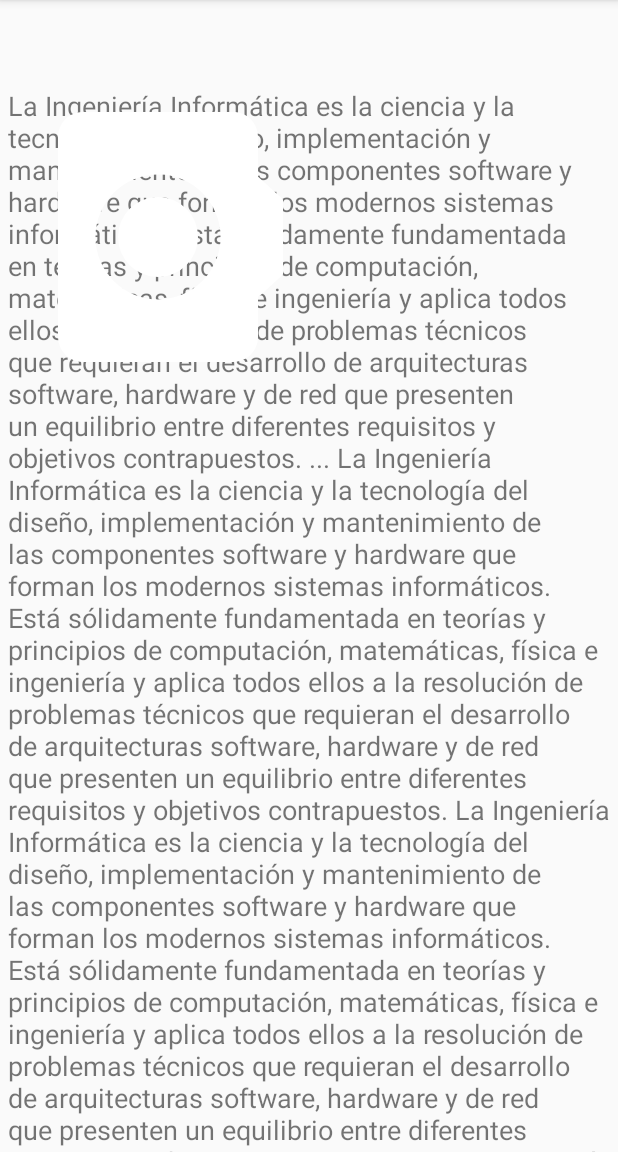
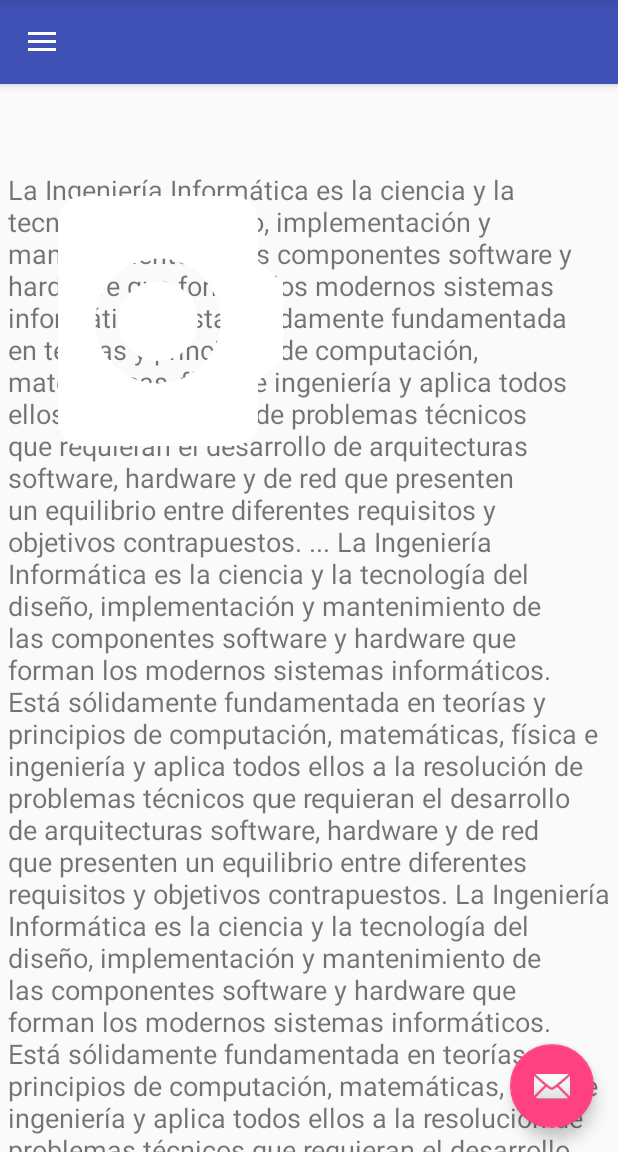
Before and after one commit to StefanoMazzuka/CIU_AR, an Android app: the screen it shows after launch (MainActivity), on a phone screen of 412 x 824 dp, the part 84-1236 px from its top. Run offline under Robolectric (Android 15) with nearby library versions, the phone set to English and light mode, and no system bars; libraries missing offline, so code that uses them is left out: org.tensorflow.contrib; 2 statements that could not run were skipped.

Commit message:
Aparece el menú. Sin embargo, hay otro layout que se superpone (que contiene ciu, la imagen de la camara y los 3 puntitos del minimenu ese)

```diff
--- a/app/build.gradle
+++ b/app/build.gradle
@@ -28,4 +28,6 @@ dependencies {
     implementation "org.tensorflow:tensorflow-android:$versions.tensorflow"
     implementation 'org.tensorflow:tensorflow-android:+'
     implementation 'com.android.support.constraint:constraint-layout:1.1.3'
+    implementation 'com.android.support:support-v4:28.0.0'
+    implementation 'com.android.support:design:27.1.1'
 }
--- a/app/src/main/java/com/ar/ciu/ciuar/MainActivity.kt
+++ b/app/src/main/java/com/ar/ciu/ciuar/MainActivity.kt
@@ -9,8 +9,13 @@ import android.os.Bundle
 import android.os.Environment
 import android.os.Handler
 import android.provider.MediaStore
+import android.support.design.widget.NavigationView
+import android.support.design.widget.Snackbar
 import android.support.v4.app.ActivityCompat
 import android.support.v4.content.ContextCompat
+import android.support.v4.view.GravityCompat
+import android.support.v4.widget.DrawerLayout
+import android.support.v7.app.ActionBarDrawerToggle
 import android.support.v7.app.AppCompatActivity
 import android.view.Menu
 import android.view.MenuItem
@@ -19,14 +24,16 @@ import com.ar.ciu.ciuar.classifier.tensorflow.ImageClassifierFactory
 import com.ar.ciu.ciuar.utils.getCroppedBitmap
 import com.ar.ciu.ciuar.utils.getUriFromFilePath
 import kotlinx.android.synthetic.main.activity_main.*
+import kotlinx.android.synthetic.main.content_main.*
 import java.io.File
 import android.text.SpannableString
+import kotlinx.android.synthetic.main.app_bar_main.*
 
 
 private const val REQUEST_PERMISSIONS = 1
 private const val REQUEST_TAKE_PICTURE = 2
 
-class MainActivity : AppCompatActivity() {
+class MainActivity : AppCompatActivity(), NavigationView.OnNavigationItemSelectedListener  {
 
     private val handler = Handler()
     private lateinit var classifier: Classifier
@@ -35,6 +42,19 @@ class MainActivity : AppCompatActivity() {
     override fun onCreate(savedInstanceState: Bundle?) {
         super.onCreate(savedInstanceState)
         setContentView(R.layout.activity_main)
+
+        fab.setOnClickListener { view ->
+            Snackbar.make(view, "Replace with your own action", Snackbar.LENGTH_LONG)
+                    .setAction("Action", null).show()
+        }
+
+        val toggle = ActionBarDrawerToggle(
+                this, drawer_layout, toolbar, R.string.navigation_drawer_open, R.string.navigation_drawer_close
+        )
+        drawer_layout.addDrawerListener(toggle)
+        toggle.syncState()
+
+        nav_view.setNavigationItemSelectedListener(this)
 
         checkPermissions()
     }
@@ -191,4 +211,42 @@ prate fun getColorFromResult(result: String): Int {
         resources.getColor(R.color.tulips)
     }
 }*/
+
+    //Menu
+
+    override fun onBackPressed() {
+        if (drawer_layout.isDrawerOpen(GravityCompat.START)) {
+            drawer_layout.closeDrawer(GravityCompat.START)
+        } else {
+            super.onBackPressed()
+        }
+    }
+
+    override fun onNavigationItemSelected(item: MenuItem): Boolean {
+        // Handle navigation view item clicks here.
+        when (item.itemId) {
+            R.id.nav_camera -> {
+                // Handle the camera action
+            }
+            R.id.nav_gallery -> {
+
+            }
+            R.id.nav_slideshow -> {
+
+            }
+            R.id.nav_manage -> {
+
+            }
+            R.id.nav_share -> {
+
+            }
+            R.id.nav_send -> {
+
+            }
+        }
+
+        drawer_layout.closeDrawer(GravityCompat.START)
+        return true
+    }
+
 }
--- a/app/src/main/res/layout/activity_main.xml
+++ b/app/src/main/res/layout/activity_main.xml
@@ -1,56 +1,28 @@
 <?xml version="1.0" encoding="utf-8"?>
-<android.support.v7.widget.LinearLayoutCompat
+<android.support.v4.widget.DrawerLayout
     xmlns:android="http://schemas.android.com/apk/res/android"
     xmlns:app="http://schemas.android.com/apk/res-auto"
     xmlns:tools="http://schemas.android.com/tools"
-    android:id="@+id/layoutContainer"
+    android:id="@+id/drawer_layout"
     android:layout_width="match_parent"
     android:layout_height="match_parent"
-    android:orientation="vertical"
-    tools:context="com.ar.ciu.ciuar.MainActivity">
+    android:fitsSystemWindows="true"
+    tools:openDrawer="start">
 
-    <ScrollView
+    <include
+        layout="@layout/app_bar_main"
         android:layout_width="match_parent"
-        android:layout_height="match_parent">
+        android:layout_height="match_parent"/>
 
-        <android.support.v7.widget.LinearLayoutCompat
-            android:layout_width="wrap_content"
-            android:layout_height="wrap_content"
-            android:orientation="vertical" >
+    <android.support.design.widget.NavigationView
+        android:id="@+id/nav_view"
+        android:layout_width="wrap_content"
+        android:layout_height="match_parent"
+        android:layout_gravity="start"
+        android:fitsSystemWindows="true"
+        app:headerLayout="@layout/nav_header_main"
+        app:menu="@menu/activity_main_drawer"/>
 
-            <TextView
-                android:id="@+id/textResult"
-                android:layout_width="match_parent"
-                android:layout_height="match_parent"
-                android:gravity="center"
-                android:paddingBottom="10dp"
-                android:paddingTop="10dp"
-                android:textSize="24sp"
-                android:textStyle="bold" />
 
-            <RelativeLayout
-                xmlns:android="http://schemas.android.com/apk/res/android"
-                android:layout_width="match_parent"
-                android:layout_height="wrap_content"
-                android:padding="5dp">
-                <TextView
-                    android:id="@+id/textInfo"
-                    android:text="@string/fdi"
-                    android:textSize="18.0sp"
-                    android:layout_width="match_parent"
-                    android:layout_height="wrap_content" />
 
-                <ImageView
-                    android:id="@+id/imagePhoto"
-                    android:layout_width="200dp"
-                    android:layout_height="200dp"
-                    android:rotation="90"
-                    android:contentDescription="@string/app_name"
-                    android:src="@drawable/ic_photo_camera_white_24dp" />
-            </RelativeLayout>
-
-        </android.support.v7.widget.LinearLayoutCompat>
-
-    </ScrollView>
-
-</android.support.v7.widget.LinearLayoutCompat>
+</android.support.v4.widget.DrawerLayout>
--- /dev/null
+++ b/app/src/main/res/layout/app_bar_main.xml
@@ -0,0 +1,35 @@
+<?xml version="1.0" encoding="utf-8"?>
+<android.support.design.widget.CoordinatorLayout xmlns:android="http://schemas.android.com/apk/res/android"
+    xmlns:app="http://schemas.android.com/apk/res-auto"
+    xmlns:tools="http://schemas.android.com/tools"
+    android:layout_width="match_parent"
+    android:layout_height="match_parent"
+    tools:context=".MainActivity">
+
+    <android.support.design.widget.AppBarLayout
+        android:layout_width="match_parent"
+        android:layout_height="wrap_content"
+        android:theme="@style/AppTheme.AppBarOverlay">
+
+        <android.support.v7.widget.Toolbar
+            android:id="@+id/toolbar"
+            android:layout_width="match_parent"
+            android:layout_height="?attr/actionBarSize"
+            android:background="?attr/colorPrimary"
+            app:popupTheme="@style/AppTheme.PopupOverlay" />
+
+
+
+    </android.support.design.widget.AppBarLayout>
+
+    <include layout="@layout/content_main" />
+
+    <android.support.design.widget.FloatingActionButton
+        android:id="@+id/fab"
+        android:layout_width="wrap_content"
+        android:layout_height="wrap_content"
+        android:layout_gravity="bottom|end"
+        android:layout_margin="@dimen/fab_margin"
+        app:srcCompat="@android:drawable/ic_dialog_email"/>
+
+</android.support.design.widget.CoordinatorLayout>
--- /dev/null
+++ b/app/src/main/res/layout/content_main.xml
@@ -0,0 +1,55 @@
+<?xml version="1.0" encoding="utf-8"?>
+<android.support.constraint.ConstraintLayout xmlns:android="http://schemas.android.com/apk/res/android"
+    xmlns:app="http://schemas.android.com/apk/res-auto"
+    xmlns:tools="http://schemas.android.com/tools"
+    android:layout_width="match_parent"
+    android:layout_height="match_parent"
+    app:layout_behavior="@string/appbar_scrolling_view_behavior"
+    tools:context="com.ar.ciu.ciuar.MainActivity"
+    tools:showIn="@layout/app_bar_main">
+
+    <ScrollView
+        android:layout_width="match_parent"
+        android:layout_height="match_parent">
+
+        <android.support.v7.widget.LinearLayoutCompat
+            android:layout_width="wrap_content"
+            android:layout_height="wrap_content"
+            android:orientation="vertical">
+
+            <TextView
+                android:id="@+id/textResult"
+                android:layout_width="match_parent"
+                android:layout_height="match_parent"
+                android:gravity="center"
+                android:paddingTop="10dp"
+                android:paddingBottom="10dp"
+                android:textSize="24sp"
+                android:textStyle="bold" />
+
+            <RelativeLayout xmlns:android="http://schemas.android.com/apk/res/android"
+                android:layout_width="match_parent"
+                android:layout_height="wrap_content"
+                android:padding="5dp">
+
+                <TextView
+                    android:id="@+id/textInfo"
+                    android:layout_width="match_parent"
+                    android:layout_height="wrap_content"
+                    android:text="@string/fdi"
+                    android:textSize="18.0sp" />
+
+                <ImageView
+                    android:id="@+id/imagePhoto"
+                    android:layout_width="200dp"
+                    android:layout_height="200dp"
+                    android:contentDescription="@string/app_name"
+                    android:rotation="90"
+                    android:src="@drawable/ic_photo_camera_white_24dp" />
+            </RelativeLayout>
+
+        </android.support.v7.widget.LinearLayoutCompat>
+
+    </ScrollView>
+
+</android.support.constraint.ConstraintLayout>
--- /dev/null
+++ b/app/src/main/res/menu/activity_main_drawer.xml
@@ -0,0 +1,39 @@
+<?xml version="1.0" encoding="utf-8"?>
+<menu xmlns:android="http://schemas.android.com/apk/res/android"
+    xmlns:tools="http://schemas.android.com/tools"
+    tools:showIn="navigation_view">
+
+    <group android:checkableBehavior="single">
+        <item
+            android:id="@+id/nav_manage"
+            android:icon="@drawable/ic_photo_camera_white_24dp"
+            android:title="Reconocer" />
+        <item
+            android:id="@+id/nav_camera"
+            android:icon="@drawable/ic_photo_camera_white_24dp"
+            android:title="Mapa" />
+        <item
+            android:id="@+id/nav_gallery"
+            android:icon="@drawable/ic_photo_camera_white_24dp"
+            android:title="Monumentos" />
+        <item
+            android:id="@+id/nav_slideshow"
+            android:icon="@drawable/ic_photo_camera_white_24dp"
+            android:title="Historia" />
+
+    </group>
+
+    <item android:title="Opciones">
+        <menu>
+            <item
+                android:id="@+id/nav_share"
+                android:icon="@drawable/ic_photo_camera_white_24dp"
+                android:title="Ajustes" />
+            <item
+                android:id="@+id/nav_send"
+                android:icon="@drawable/ic_photo_camera_white_24dp"
+                android:title="Contacto" />
+        </menu>
+    </item>
+
+</menu>
--- a/app/src/main/res/values/colors.xml
+++ b/app/src/main/res/values/colors.xml
@@ -5,7 +5,7 @@
     <color name="colorAccent">#ff4081</color>
 
     <color name="daisy">#5d940b</color>
-    <color name="dandelion">#0d31e1</color>
+    <color name="dandelion">#061663</color>
     <color name="millenniumfalcon">#66e1b6</color>
     <color name="roses">#ef0808</color>
     <color name="sunflowers">#f9f509</color>
--- a/app/src/main/res/values/dimens.xml
+++ b/app/src/main/res/values/dimens.xml
@@ -1,4 +1,9 @@
 <?xml version="1.0" encoding="utf-8"?>
 <resources>
     <dimen name="padding_result_button">24dp</dimen>
+    <dimen name="activity_horizontal_margin">16dp</dimen>
+    <dimen name="activity_vertical_margin">16dp</dimen>
+    <dimen name="nav_header_vertical_spacing">8dp</dimen>
+    <dimen name="nav_header_height">176dp</dimen>
+    <dimen name="fab_margin">16dp</dimen>
 </resources>
--- a/app/src/main/res/values/strings.xml
+++ b/app/src/main/res/values/strings.xml
@@ -17,5 +17,15 @@
     <string name="opcion_menu_ajustes">Ajustes</string>
     <string name="opcion_menu_contacto">Contacto</string>
 
+    <string name="navigation_drawer_open">Open navigation drawer</string>
+    <string name="navigation_drawer_close">Close navigation drawer</string>
+    <string name="nav_header_title">Proyecto CIUAR</string>
+    <string name="nav_header_subtitle">Steffano y arturo</string>
+    <string name="nav_header_desc">Navigation header</string>
+    <string name="action_settings">Settings</string>
+
     <string name="take_photo">Take photo</string>
+
+    <!-- TODO: Remove or change this placeholder text -->
+    <string name="hello_blank_fragment">Hello blank fragment</string>
 </resources>
--- a/app/src/main/res/values/styles.xml
+++ b/app/src/main/res/values/styles.xml
@@ -8,4 +8,13 @@
         <item name="colorAccent">@color/colorAccent</item>
     </style>
 
+    <style name="AppTheme.NoActionBar">
+        <item name="windowActionBar">false</item>
+        <item name="windowNoTitle">true</item>
+    </style>
+
+    <style name="AppTheme.AppBarOverlay" parent="ThemeOverlay.AppCompat.Dark.ActionBar" />
+
+    <style name="AppTheme.PopupOverlay" parent="ThemeOverlay.AppCompat.Light" />
+
 </resources>
```
Also changed, not shown: app/src/main/java/com/ar/ciu/ciuar/MapaCIU.kt (added, +18 -0 lines), app/src/main/res/drawable/side_nav_bar.xml (added, +9 -0 lines), app/src/main/res/layout/fragment_mapa_ciu.xml (added, +27 -0 lines), app/src/main/res/layout/nav_header_main.xml (added, +36 -0 lines).
